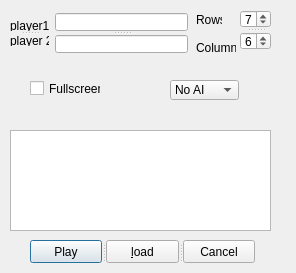
thnake/cfgame, file dialog.ui: the form before one commit.
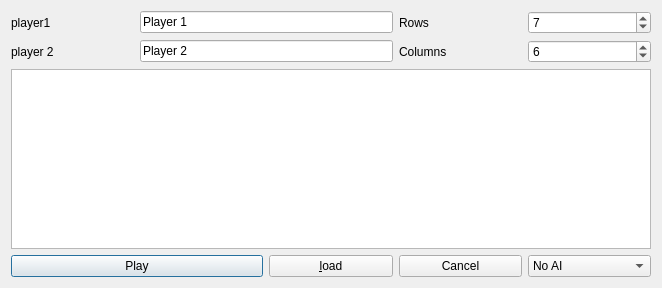
The form after the commit.

Commit message: gui passt sich an

Patch:
```diff
--- a/dialog.ui
+++ b/dialog.ui
@@ -6,94 +6,38 @@
    <rect>
     <x>0</x>
     <y>0</y>
-    <width>296</width>
-    <height>273</height>
+    <width>662</width>
+    <height>288</height>
    </rect>
   </property>
   <property name="windowTitle">
    <string>Dialog</string>
   </property>
-  <widget class="QLabel" name="label_4">
-   <property name="geometry">
-    <rect>
-     <x>196</x>
-     <y>40</y>
-     <width>40</width>
-     <height>16</height>
-    </rect>
-   </property>
+  <layout class="QGridLayout" name="gridLayout_2">
+   <item row="0" column="0">
+    <layout class="QGridLayout" name="gridLayout">
+     <item row="0" column="0">
+      <widget class="QLabel" name="label">
+       <property name="text">
+        <string>player1</string>
+       </property>
+      </widget>
+     </item>
+     <item row="0" column="1" colspan="2">
+      <widget class="QLineEdit" name="lePlayer1">
    <property name="text">
-    <string>Columns</string>
-   </property>
-  </widget>
+        <string>Player 1</string>
+       </property>
+      </widget>
+     </item>
+     <item row="0" column="3">
   <widget class="QLabel" name="label_3">
-   <property name="geometry">
-    <rect>
-     <x>196</x>
-     <y>12</y>
-     <width>26</width>
-     <height>16</height>
-    </rect>
-   </property>
    <property name="text">
     <string>Rows</string>
    </property>
   </widget>
-  <widget class="QCheckBox" name="cbFullscreen">
-   <property name="geometry">
-    <rect>
-     <x>30</x>
-     <y>80</y>
-     <width>71</width>
-     <height>17</height>
-    </rect>
-   </property>
-   <property name="text">
-    <string>Fullscreen</string>
-   </property>
-  </widget>
-  <widget class="QComboBox" name="cbxDifficulty">
-   <property name="geometry">
-    <rect>
-     <x>170</x>
-     <y>80</y>
-     <width>69</width>
-     <height>20</height>
-    </rect>
-   </property>
-   <item>
-    <property name="text">
-     <string>No AI</string>
-    </property>
-   </item>
-   <item>
-    <property name="text">
-     <string>Easy</string>
-    </property>
-   </item>
-   <item>
-    <property name="text">
-     <string>Normal</string>
-    </property>
-   </item>
-   <item>
-    <property name="text">
-     <string>Hard</string>
-    </property>
-   </item>
-  </widget>
-  <widget class="QSplitter" name="splitter">
-   <property name="geometry">
-    <rect>
-     <x>240</x>
-     <y>10</y>
-     <width>31</width>
-     <height>40</height>
-    </rect>
-   </property>
-   <property name="orientation">
-    <enum>Qt::Vertical</enum>
-   </property>
+     </item>
+     <item row="0" column="4">
    <widget class="QSpinBox" name="sboxRows">
     <property name="minimum">
      <number>5</number>
@@ -105,94 +49,92 @@
      <number>7</number>
     </property>
    </widget>
-   <widget class="QSpinBox" name="sboxColumns">
-    <property name="minimum">
-     <number>5</number>
-    </property>
-    <property name="maximum">
-     <number>9</number>
-    </property>
-    <property name="value">
-     <number>6</number>
-    </property>
-   </widget>
-  </widget>
-  <widget class="QSplitter" name="splitter_2">
-   <property name="geometry">
-    <rect>
-     <x>55</x>
-     <y>13</y>
-     <width>133</width>
-     <height>40</height>
-    </rect>
-   </property>
-   <property name="orientation">
-    <enum>Qt::Vertical</enum>
-   </property>
-   <widget class="QLineEdit" name="lePlayer1"/>
-   <widget class="QLineEdit" name="lePlayer2"/>
-  </widget>
-  <widget class="QSplitter" name="splitter_3">
-   <property name="geometry">
-    <rect>
-     <x>10</x>
-     <y>20</y>
-     <width>39</width>
-     <height>26</height>
-    </rect>
-   </property>
-   <property name="orientation">
-    <enum>Qt::Vertical</enum>
-   </property>
-   <widget class="QLabel" name="label">
-    <property name="text">
-     <string>player1</string>
-    </property>
-   </widget>
+     </item>
+     <item row="1" column="0">
    <widget class="QLabel" name="label_2">
     <property name="text">
      <string>player 2</string>
     </property>
    </widget>
-  </widget>
-  <widget class="QSplitter" name="splitter_4">
-   <property name="geometry">
-    <rect>
-     <x>30</x>
-     <y>240</y>
-     <width>225</width>
-     <height>23</height>
-    </rect>
-   </property>
-   <property name="orientation">
-    <enum>Qt::Horizontal</enum>
-   </property>
+     </item>
+     <item row="1" column="1" colspan="2">
+      <widget class="QLineEdit" name="lePlayer2">
+       <property name="text">
+        <string>Player 2</string>
+       </property>
+      </widget>
+     </item>
+     <item row="1" column="3">
+      <widget class="QLabel" name="label_4">
+       <property name="text">
+        <string>Columns</string>
+       </property>
+      </widget>
+     </item>
+     <item row="1" column="4">
+      <widget class="QSpinBox" name="sboxColumns">
+       <property name="minimum">
+        <number>5</number>
+       </property>
+       <property name="maximum">
+        <number>9</number>
+       </property>
+       <property name="value">
+        <number>6</number>
+       </property>
+      </widget>
+     </item>
+     <item row="2" column="0" colspan="5">
+      <widget class="QTableView" name="tableView"/>
+     </item>
+     <item row="3" column="0" colspan="2">
    <widget class="QPushButton" name="btnPlay">
     <property name="text">
      <string>Play</string>
     </property>
    </widget>
+     </item>
+     <item row="3" column="2">
    <widget class="QPushButton" name="btnLoad">
     <property name="text">
      <string>&amp;load</string>
     </property>
    </widget>
+     </item>
+     <item row="3" column="3">
    <widget class="QPushButton" name="btnCancel">
     <property name="text">
      <string>Cancel</string>
     </property>
    </widget>
-  </widget>
-  <widget class="QTableView" name="tableView">
-   <property name="geometry">
-    <rect>
-     <x>10</x>
-     <y>130</y>
-     <width>261</width>
-     <height>101</height>
-    </rect>
-   </property>
-  </widget>
+     </item>
+     <item row="3" column="4">
+      <widget class="QComboBox" name="cbxDifficulty">
+       <item>
+        <property name="text">
+         <string>No AI</string>
+        </property>
+       </item>
+       <item>
+        <property name="text">
+         <string>Easy</string>
+        </property>
+       </item>
+       <item>
+        <property name="text">
+         <string>Normal</string>
+        </property>
+       </item>
+       <item>
+        <property name="text">
+         <string>Hard</string>
+        </property>
+       </item>
+      </widget>
+     </item>
+    </layout>
+   </item>
+  </layout>
  </widget>
  <resources/>
  <connections>
```
Left out of the diff: 16 changed lines with no effect on the pictures. Lines whose indentation alone changed are shown as unchanged. The commit also changes 3 other files.
